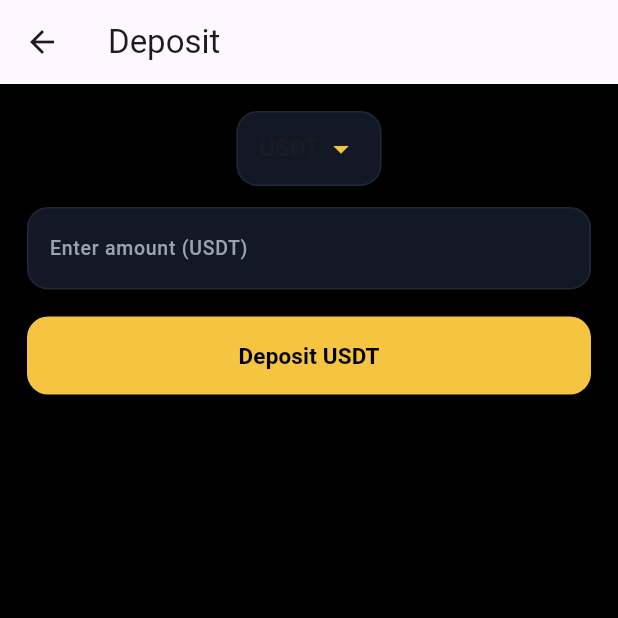
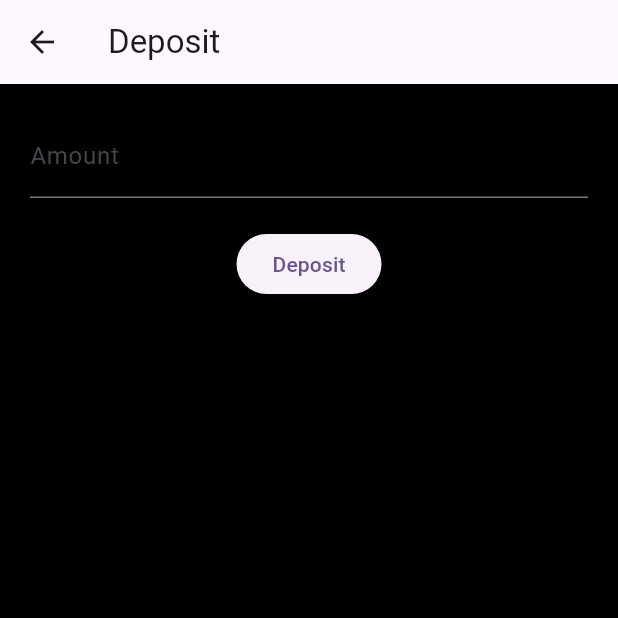
Before and after one commit to uisaac767-png/coinceller, a Flutter app: the DepositScreen screen opened directly, on a phone screen of 412 x 824 dp, the top half of it. Run offline on Flutter 3.47's test engine with Material 3 defaults, Android fonts, the phone set to English and light mode, and no system bars; statements that could not run were skipped.

Commit message:
Refactor deposit screen for improved validation and UI

```diff
--- a/lib/screens/deposit_screen.dart
+++ b/lib/screens/deposit_screen.dart
@@ -1,8 +1,4 @@
 import 'package:flutter/material.dart';
-import '../theme/bybit_theme.dart';
-import '../widgets/custom_button.dart';
-import '../widgets/custom_text_field.dart';
-import '../widgets/dropdown_field.dart';
 import '../services/wallet_service.dart';
 
 class DepositScreen extends StatefulWidget {
@@ -13,33 +9,21 @@ class DepositScreen extends StatefulWidget {
 }
 
 class _DepositScreenState extends State<DepositScreen> {
+  final amountController = TextEditingController();
   String selectedCoin = "USDT";
-  final amountController = TextEditingController();
-  final coins = ["USDT", "BTC", "ETH", "TRON"];
 
   void depositNow() {
-    final amount = double.tryParse(amountController.text.trim()) ?? 0;
+    final amount = double.tryParse(amountController.text) ?? 0;
 
-    final ok = WalletService.deposit(selectedCoin, amount);
-
-    if (!ok) {
+    if (amount <= 0) {
       ScaffoldMessenger.of(context).showSnackBar(
-        const SnackBar(
-          content: Text("Invalid deposit amount"),
-          backgroundColor: BybitTheme.danger,
-        ),
+        const SnackBar(content: Text("Invalid amount")),
       );
       return;
     }
 
-    ScaffoldMessenger.of(context).showSnackBar(
-      SnackBar(
-        content: Text("Deposited $amount $selectedCoin successfully"),
-        backgroundColor: BybitTheme.success,
-      ),
-    );
-
-    Navigator.pop(context, true); // return true to refresh dashboard
+    WalletService.deposit(selectedCoin, amount);
+    Navigator.pop(context);
   }
 
   @override
@@ -47,27 +31,19 @@ class _DepositScreenState extends State<DepositScreen> {
     return Scaffold(
       appBar: AppBar(title: const Text("Deposit")),
       body: Padding(
-        padding: const EdgeInsets.all(18),
+        padding: const EdgeInsets.all(20),
         child: Column(
           children: [
-            DropdownField<String>(
-              value: selectedCoin,
-              items: coins
-                  .map((c) => DropdownMenuItem(value: c, child: Text(c)))
-                  .toList(),
-              onChanged: (v) => setState(() => selectedCoin = v ?? "USDT"),
-            ),
-            const SizedBox(height: 14),
-            CustomTextField(
+            TextField(
               controller: amountController,
-              hintText: "Enter amount ($selectedCoin)",
+              decoration: const InputDecoration(labelText: "Amount"),
               keyboardType: TextInputType.number,
             ),
-            const SizedBox(height: 18),
-            CustomButton(
-              text: "Deposit $selectedCoin",
+            const SizedBox(height: 20),
+            ElevatedButton(
               onPressed: depositNow,
-            ),
+              child: const Text("Deposit"),
+            )
           ],
         ),
       ),
```
